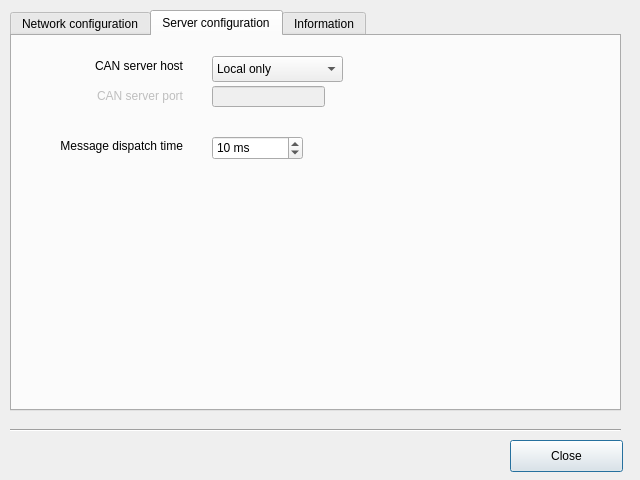
canpie/CANpie, file source/qcan/applications/server/forms/ServerConfig.ui: the form before one commit.
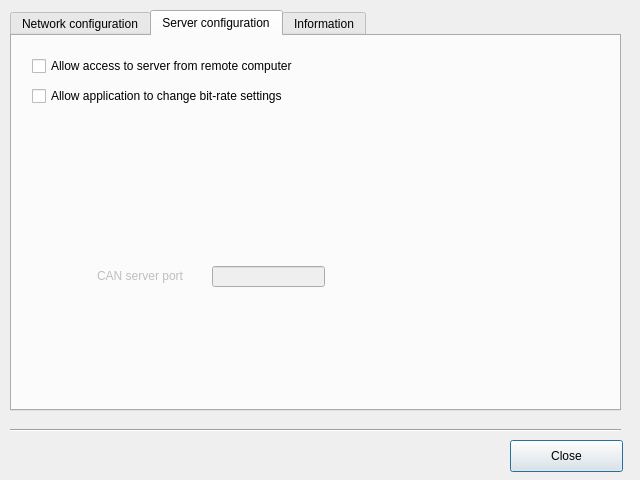
The form after the commit. The open tabs and pages were chosen to show the change. Icons and pictures are not drawn.

Commit message: Update CANpie server to latest QCan API

The edit to the form file:
```diff
--- a/source/qcan/applications/server/forms/ServerConfig.ui
+++ b/source/qcan/applications/server/forms/ServerConfig.ui
@@ -425,7 +425,7 @@
      <property name="geometry">
       <rect>
        <x>30</x>
-       <y>50</y>
+       <y>230</y>
        <width>141</width>
        <height>20</height>
       </rect>
@@ -437,44 +437,6 @@
       <set>Qt::AlignRight|Qt::AlignTrailing|Qt::AlignVCenter</set>
      </property>
     </widget>
-    <widget class="QLabel" name="pclLblSrvTimeM">
-     <property name="geometry">
-      <rect>
-       <x>10</x>
-       <y>100</y>
-       <width>161</width>
-       <height>20</height>
-      </rect>
-     </property>
-     <property name="text">
-      <string>Message dispatch time</string>
-     </property>
-     <property name="alignment">
-      <set>Qt::AlignRight|Qt::AlignTrailing|Qt::AlignVCenter</set>
-     </property>
-    </widget>
-    <widget class="QSpinBox" name="pclSpnSrvTimeM">
-     <property name="geometry">
-      <rect>
-       <x>200</x>
-       <y>100</y>
-       <width>91</width>
-       <height>24</height>
-      </rect>
-     </property>
-     <property name="suffix">
-      <string> ms</string>
-     </property>
-     <property name="minimum">
-      <number>0</number>
-     </property>
-     <property name="maximum">
-      <number>50</number>
-     </property>
-     <property name="value">
-      <number>10</number>
-     </property>
-    </widget>
     <widget class="QLineEdit" name="pclEdtSrvPortM">
      <property name="enabled">
       <bool>false</bool>
@@ -482,7 +444,7 @@
      <property name="geometry">
       <rect>
        <x>200</x>
-       <y>50</y>
+       <y>230</y>
        <width>113</width>
        <height>21</height>
       </rect>
@@ -491,41 +453,31 @@
       <number>6</number>
      </property>
     </widget>
-    <widget class="QLabel" name="pclLblSrvHostM">
+    <widget class="QCheckBox" name="pclChkServerRemoteAccessM">
      <property name="geometry">
       <rect>
-       <x>30</x>
+       <x>20</x>
        <y>20</y>
-       <width>141</width>
+       <width>481</width>
        <height>20</height>
       </rect>
      </property>
      <property name="text">
-      <string>CAN server host</string>
-     </property>
-     <property name="alignment">
-      <set>Qt::AlignRight|Qt::AlignTrailing|Qt::AlignVCenter</set>
+      <string>Allow access to server from remote computer</string>
      </property>
     </widget>
-    <widget class="QComboBox" name="pclCbbServHostM">
+    <widget class="QCheckBox" name="pclChkChangeBitrateM">
      <property name="geometry">
       <rect>
-       <x>200</x>
-       <y>20</y>
-       <width>131</width>
-       <height>26</height>
+       <x>20</x>
+       <y>50</y>
+       <width>481</width>
+       <height>20</height>
       </rect>
      </property>
-     <item>
-      <property name="text">
-       <string>Local only</string>
-      </property>
-     </item>
-     <item>
-      <property name="text">
-       <string>Network</string>
-      </property>
-     </item>
+     <property name="text">
+      <string>Allow application to change bit-rate settings</string>
+     </property>
     </widget>
    </widget>
    <widget class="QWidget" name="pclTabConfigInfoM">
```
Left out of the diff: 20 changed lines with no effect on the pictures. The commit also changes 13 other files.
